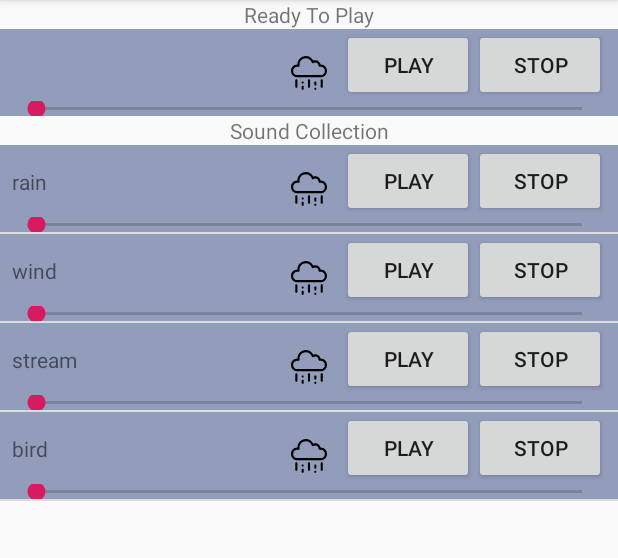
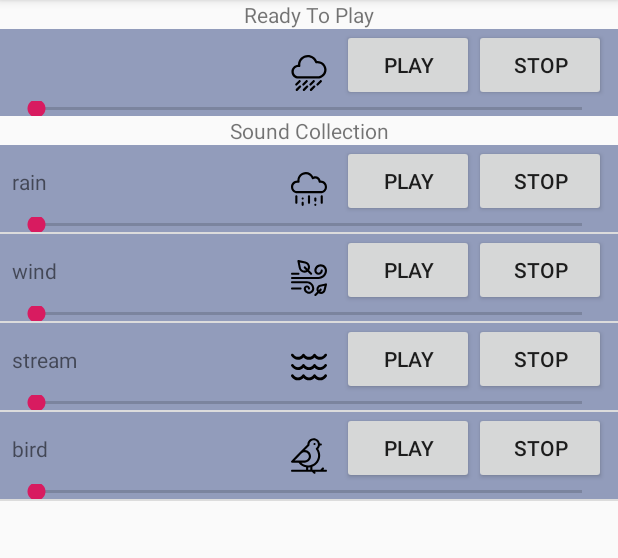
Before and after one commit to voddan/DreamyClouds, an Android app: the screen it shows after launch (MainScreenActivity), on a phone screen of 412 x 824 dp, the part 84-642 px from its top. Run offline under Robolectric (Android 15) with nearby library versions, the phone set to English and light mode, and no system bars; libraries missing offline, so code that uses them is left out: com.google.android.exoplayer2; 8 statements that could not run were skipped.

Commit message:
Added individual pictograms to different sounds

```diff
--- a/app/src/main/java/org/vodopyan/rainbowl/di/modules.kt
+++ b/app/src/main/java/org/vodopyan/rainbowl/di/modules.kt
@@ -11,10 +11,10 @@ val appModule = module {
         AppDataModel(
             context = get(),
             sounds = listOf(
-                Sound("rain", R.raw.rain),
-                Sound("wind", R.raw.wind),
-                Sound("stream", R.raw.stream),
-                Sound("bird", R.raw.bird)
+                Sound("rain", R.raw.rain, R.drawable.rain),
+                Sound("wind", R.raw.wind, R.drawable.wind_leaves),
+                Sound("stream", R.raw.stream, R.drawable.stream),
+                Sound("bird", R.raw.bird, R.drawable.bird)
             )
         )
     }
--- a/app/src/main/java/org/vodopyan/rainbowl/model/Sound.kt
+++ b/app/src/main/java/org/vodopyan/rainbowl/model/Sound.kt
@@ -5,5 +5,6 @@ package org.vodopyan.rainbowl.model
  * */
 data class Sound(
     val name: String,
-    val audioResource: Int
+    val audioResource: Int,
+    val drawableResource: Int
 )
--- a/app/src/main/java/org/vodopyan/rainbowl/ui/PlayerControlsView.kt
+++ b/app/src/main/java/org/vodopyan/rainbowl/ui/PlayerControlsView.kt
@@ -29,6 +29,8 @@ class PlayerControlsView<Parent>(parent: Parent, attrs: AttributeSet? = null)
 
         state.observe(parent) { playerState ->
             view.name.text = playerState.sound.name
+            val pictogram = resources.getDrawable(playerState.sound.drawableResource, null)
+            view.backgroundPictogram.setImageDrawable(pictogram)
 
             playerState.volume.observe(parent) { volume ->
                 view.volumeSeekBar.setNormalProgress(volume)
--- a/app/src/main/res/layout/player_controls_view.xml
+++ b/app/src/main/res/layout/player_controls_view.xml
@@ -10,12 +10,12 @@
     <ImageView
         android:layout_width="wrap_content"
         android:layout_height="wrap_content"
-        android:src="@drawable/rain"
+        android:src="@drawable/rain_wind"
         app:layout_constraintTop_toTopOf="parent"
         app:layout_constraintBottom_toBottomOf="parent"
         app:layout_constraintStart_toStartOf="parent"
         app:layout_constraintEnd_toEndOf="parent"
-        android:id="@+id/background"/>
+        android:id="@+id/backgroundPictogram"/>
 
     <TextView
         tools:text="Name"
```
